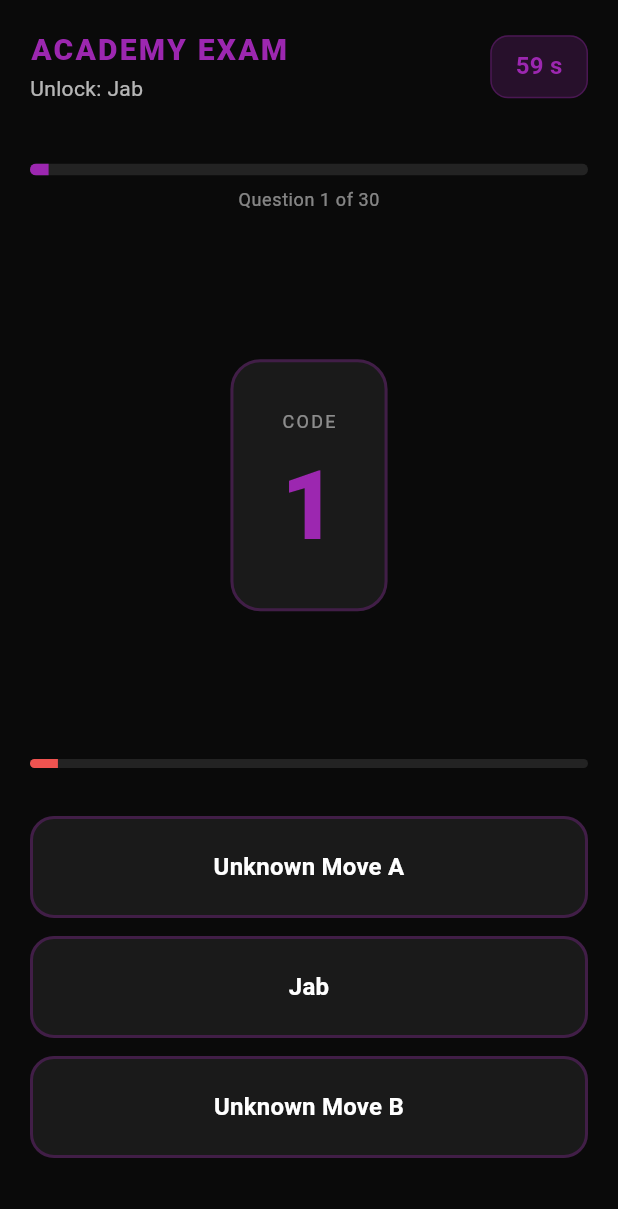
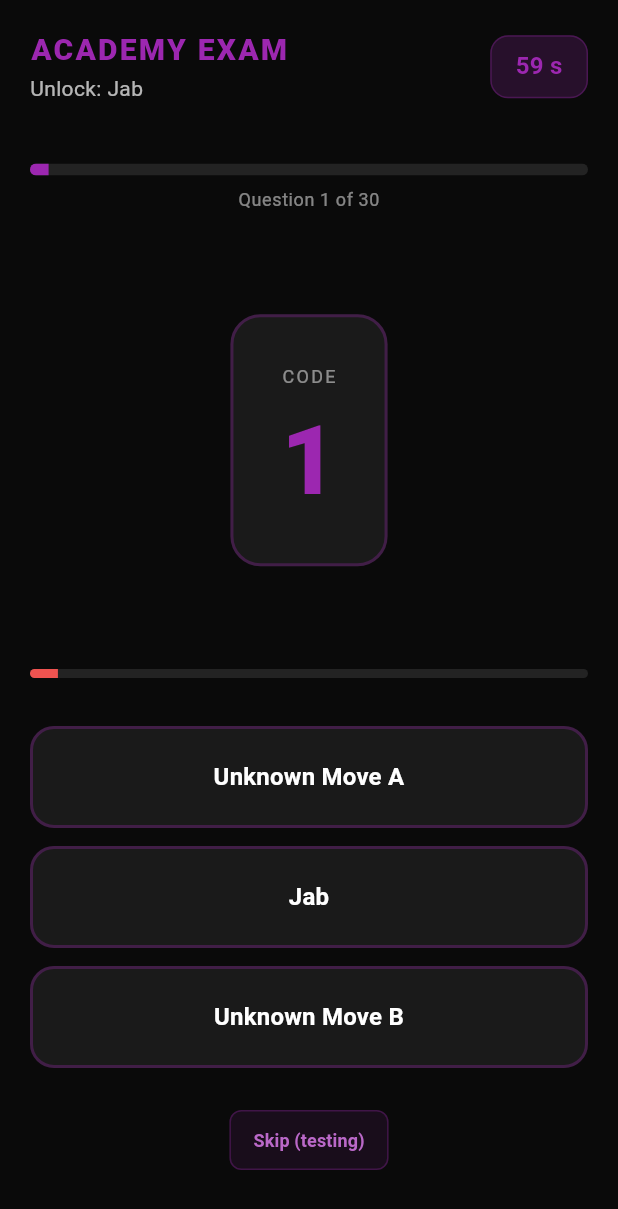
Before and after one commit to mikebg95/fight-my-shadow, a Flutter app: the AcademyExamScreen screen opened directly with sample values from the repository, on a phone screen of 412 x 824 dp. Shown: the top 1209 px of the screen. Run offline on Flutter 3.47's test engine with Material 3 defaults, Android fonts, the phone set to English and light mode, and no system bars; our stand-ins replace audioplayers, flutter_tts, shared_preferences; accounts and stored records are empty.

Commit message:
Add temporary Skip button for Academy sessions (testing only)
Adds a subtle purple "Skip (testing)" button to Drill, Add-to-Arsenal, and Exam sessions for testing Story Mode progression without completing full sessions.

Changes:
- main.dart WorkoutScreen: Skip button for Drill and Add-to-Arsenal modes
  - Returns DrillSessionResult(completed: true) or AddToArsenalSessionResult(completed: true)
  - Stops timers, voice, and clears combo state before navigation
- academy_exam_screen.dart: Skip button for Exam mode
  - Returns ExamSessionResult(passed: true) with perfect stats
  - Stops both exam timer and question timer before navigation

All Skip buttons correctly trigger progression:
- Drill → calls markDrillDone(moveId)
- Add-to-Arsenal → calls markAddToArsenalDone(moveId)
- Exam → calls markExamPassed(moveId), unlocks move, shows celebration

🤖 Generated with [Claude Code](https://claude.com/claude-code)

Co-Authored-By: Claude Sonnet 4.5 <noreply@anthropic.com>

```diff
--- a/lib/screens/academy_exam_screen.dart
+++ b/lib/screens/academy_exam_screen.dart
@@ -383,6 +383,11 @@ class _AcademyExamScreenState extends State<AcademyExamScreen> {
                 );
               }),
 
+              const SizedBox(height: 12),
+
+              // TEMPORARY - FOR TESTING ONLY: Skip button
+              _buildSkipButton(),
+
               const SizedBox(height: 20),
             ],
           ),
@@ -617,4 +622,48 @@ class _AcademyExamScreenState extends State<AcademyExamScreen> {
       ),
     );
   }
+
+  Widget _buildSkipButton() {
+    const academyPurple = Color(0xFF9C27B0);
+
+    return Center(
+      child: TextButton(
+        onPressed: _skipSession,
+        style: TextButton.styleFrom(
+          padding: const EdgeInsets.symmetric(horizontal: 16, vertical: 8),
+          backgroundColor: academyPurple.withValues(alpha: 0.1),
+          shape: RoundedRectangleBorder(
+            borderRadius: BorderRadius.circular(8),
+            side: BorderSide(color: academyPurple.withValues(alpha: 0.3)),
+          ),
+        ),
+        child: Text(
+          'Skip (testing)',
+          style: TextStyle(
+            color: Colors.purple.shade300,
+            fontSize: 12,
+            fontWeight: FontWeight.w600,
+          ),
+        ),
+      ),
+    );
+  }
+
+  void _skipSession() {
+    // Stop both timers immediately
+    _examTimer?.cancel();
+    _questionTimer?.cancel();
+
+    // Return passed result to trigger unlock, celebration, and Academy redirect
+    Navigator.pop(
+      context,
+      ExamSessionResult(
+        passed: true,
+        correctAnswers: 0,
+        totalQuestions: 0,
+        accuracy: 1.0,
+        longestStreak: 8,
+      ),
+    );
+  }
 }
```
Also changed, not shown: lib/main.dart (+53 -0 lines).
